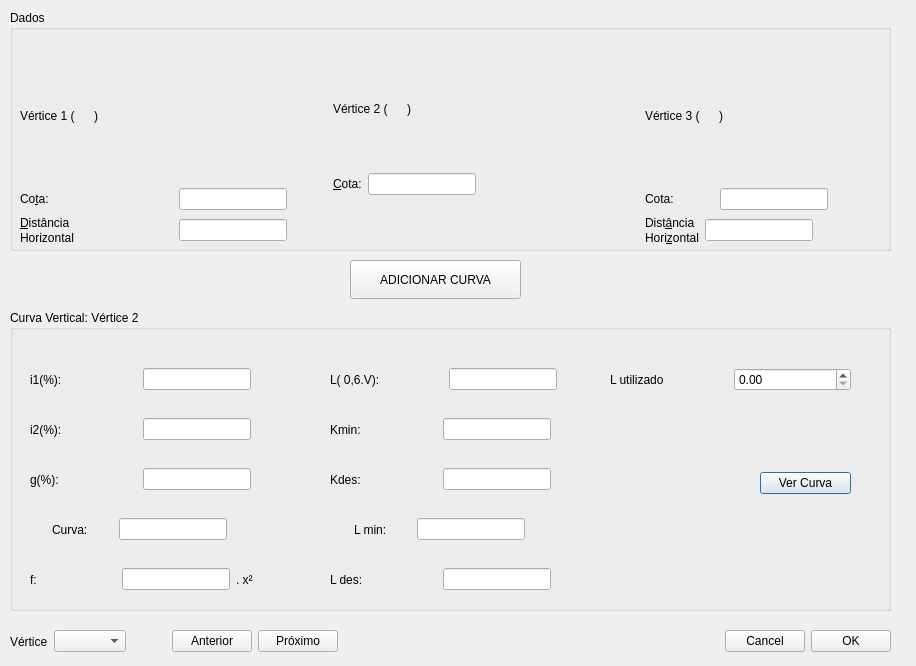
This is app/view/ui/Topo_dialog-cv.ui in matheusfillipe/Topografia as Qt 5 draws it before an edit. The edited form follows.
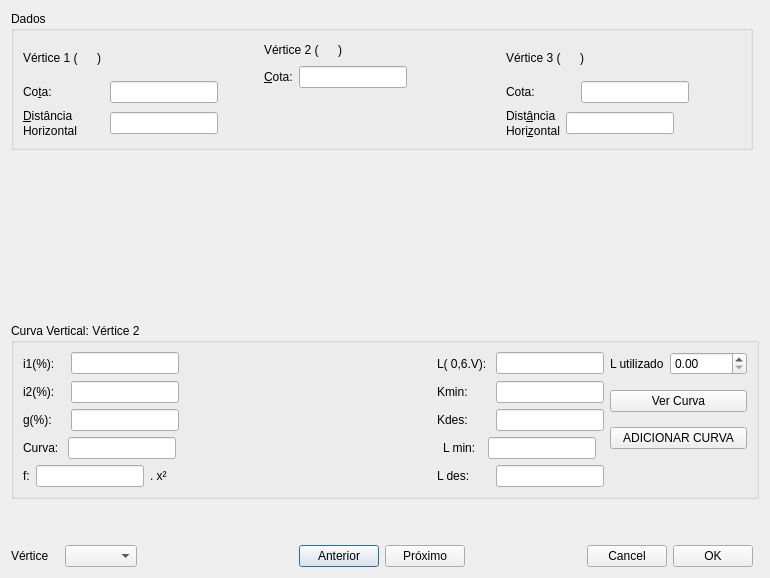
This is the edited form.

Patch:
```diff
--- a/app/view/ui/Topo_dialog-cv.ui
+++ b/app/view/ui/Topo_dialog-cv.ui
@@ -6,34 +6,109 @@
    <rect>
     <x>0</x>
     <y>0</y>
-    <width>916</width>
-    <height>666</height>
+    <width>770</width>
+    <height>578</height>
    </rect>
   </property>
   <property name="windowTitle">
    <string>Modificar Curva Vertical</string>
   </property>
+  <layout class="QGridLayout" name="gridLayout_3">
+   <item row="4" column="0">
+    <layout class="QHBoxLayout" name="horizontalLayout_7">
+     <item>
+      <layout class="QHBoxLayout" name="horizontalLayout_6">
+       <item>
+        <widget class="QLabel" name="label">
+         <property name="text">
+          <string>Vértice   </string>
+         </property>
+        </widget>
+       </item>
+       <item>
+        <widget class="QComboBox" name="verticeCb"/>
+       </item>
+       <item>
+        <spacer name="horizontalSpacer_10">
+         <property name="orientation">
+          <enum>Qt::Horizontal</enum>
+         </property>
+         <property name="sizeHint" stdset="0">
+          <size>
+           <width>40</width>
+           <height>20</height>
+          </size>
+         </property>
+        </spacer>
+       </item>
+       <item>
+        <spacer name="horizontalSpacer_4">
+         <property name="orientation">
+          <enum>Qt::Horizontal</enum>
+         </property>
+         <property name="sizeType">
+          <enum>QSizePolicy::Minimum</enum>
+         </property>
+         <property name="sizeHint" stdset="0">
+          <size>
+           <width>40</width>
+           <height>20</height>
+          </size>
+         </property>
+        </spacer>
+       </item>
+       <item>
+        <widget class="QPushButton" name="previousBtn">
+         <property name="text">
+          <string>Anterior</string>
+         </property>
+        </widget>
+       </item>
+       <item>
+        <widget class="QPushButton" name="nextBtn">
+         <property name="text">
+          <string>Próximo</string>
+         </property>
+        </widget>
+       </item>
+       <item>
+        <spacer name="horizontalSpacer_13">
+         <property name="orientation">
+          <enum>Qt::Horizontal</enum>
+         </property>
+         <property name="sizeHint" stdset="0">
+          <size>
+           <width>40</width>
+           <height>20</height>
+          </size>
+         </property>
+        </spacer>
+       </item>
+       <item>
+        <widget class="QPushButton" name="cancelBtn">
+         <property name="text">
+          <string>Cancel</string>
+         </property>
+        </widget>
+       </item>
+       <item>
+        <widget class="QPushButton" name="okBtn">
+         <property name="text">
+          <string>OK</string>
+         </property>
+        </widget>
+       </item>
+      </layout>
+     </item>
+    </layout>
+   </item>
+   <item row="0" column="0">
   <widget class="QGroupBox" name="groupBox">
-   <property name="geometry">
-    <rect>
-     <x>10</x>
-     <y>10</y>
-     <width>881</width>
-     <height>241</height>
-    </rect>
-   </property>
    <property name="title">
     <string>Dados</string>
    </property>
-   <widget class="QWidget" name="horizontalLayoutWidget">
-    <property name="geometry">
-     <rect>
-      <x>10</x>
-      <y>40</y>
-      <width>932</width>
-      <height>195</height>
-     </rect>
-    </property>
+     <layout class="QGridLayout" name="gridLayout">
+      <item row="0" column="0">
     <layout class="QHBoxLayout" name="horizontalLayout_10">
      <item>
       <layout class="QVBoxLayout" name="verticalLayout_5">
@@ -519,22 +594,17 @@
       </layout>
      </item>
     </layout>
-   </widget>
-  </widget>
+      </item>
+     </layout>
+    </widget>
+   </item>
+   <item row="2" column="0" colspan="2">
   <widget class="QGroupBox" name="groupBox_2">
    <property name="enabled">
     <bool>true</bool>
    </property>
-   <property name="geometry">
-    <rect>
-     <x>10</x>
-     <y>310</y>
-     <width>881</width>
-     <height>301</height>
-    </rect>
-   </property>
    <property name="sizePolicy">
-    <sizepolicy hsizetype="Maximum" vsizetype="Preferred">
+      <sizepolicy hsizetype="Preferred" vsizetype="Preferred">
      <horstretch>0</horstretch>
      <verstretch>0</verstretch>
     </sizepolicy>
@@ -542,53 +612,8 @@
    <property name="title">
     <string>Curva Vertical: Vértice 2</string>
    </property>
-   <widget class="QWidget" name="layoutWidget">
-    <property name="geometry">
-     <rect>
-      <x>20</x>
-      <y>100</y>
-      <width>221</width>
-      <height>39</height>
-     </rect>
-    </property>
-    <layout class="QHBoxLayout" name="horizontalLayout_2">
-     <item>
-      <widget class="QLabel" name="cotaLabel_4">
-       <property name="toolTip">
-        <string extracomment="Inclinação da rampa posterior"/>
-       </property>
-       <property name="text">
-        <string>i2(%): </string>
-       </property>
-      </widget>
-     </item>
-     <item>
-      <widget class="QLineEdit" name="uii2">
-       <property name="sizePolicy">
-        <sizepolicy hsizetype="Fixed" vsizetype="Fixed">
-         <horstretch>0</horstretch>
-         <verstretch>0</verstretch>
-        </sizepolicy>
-       </property>
-       <property name="toolTip">
-        <string extracomment="Inclinação da rampa posterior"/>
-       </property>
-       <property name="readOnly">
-        <bool>true</bool>
-       </property>
-      </widget>
-     </item>
-    </layout>
-   </widget>
-   <widget class="QWidget" name="layoutWidget">
-    <property name="geometry">
-     <rect>
-      <x>20</x>
-      <y>50</y>
-      <width>221</width>
-      <height>39</height>
-     </rect>
-    </property>
+     <layout class="QGridLayout" name="gridLayout_2">
+      <item row="0" column="0">
     <layout class="QHBoxLayout" name="horizontalLayout_3">
      <item>
       <widget class="QLabel" name="cotaLabel_3">
@@ -596,7 +621,7 @@
         <string extracomment="Inclinação da rampa anterior"/>
        </property>
        <property name="text">
-        <string>i1(%): </string>
+           <string>i1(%):   </string>
        </property>
       </widget>
      </item>
@@ -616,17 +641,22 @@
        </property>
       </widget>
      </item>
-    </layout>
-   </widget>
-   <widget class="QWidget" name="layoutWidget">
-    <property name="geometry">
-     <rect>
-      <x>320</x>
-      <y>50</y>
-      <width>227</width>
-      <height>39</height>
-     </rect>
-    </property>
+        <item>
+         <spacer name="horizontalSpacer_11">
+          <property name="orientation">
+           <enum>Qt::Horizontal</enum>
+          </property>
+          <property name="sizeHint" stdset="0">
+           <size>
+            <width>40</width>
+            <height>20</height>
+           </size>
+          </property>
+         </spacer>
+        </item>
+       </layout>
+      </item>
+      <item row="0" column="1">
     <layout class="QHBoxLayout" name="horizontalLayout_4">
      <item>
       <widget class="QLabel" name="cotaLabel_7">
@@ -646,21 +676,119 @@
       </widget>
      </item>
     </layout>
-   </widget>
-   <widget class="QWidget" name="layoutWidget">
-    <property name="geometry">
-     <rect>
-      <x>20</x>
-      <y>150</y>
-      <width>221</width>
-      <height>39</height>
-     </rect>
-    </property>
+      </item>
+      <item row="0" column="2">
+       <layout class="QHBoxLayout" name="horizontalLayout_31">
+        <item>
+         <widget class="QLabel" name="cotaLabel_23">
+          <property name="text">
+           <string>L utilizado</string>
+          </property>
+         </widget>
+        </item>
+        <item>
+         <widget class="QDoubleSpinBox" name="uiLutilizado">
+          <property name="maximum">
+           <double>99999.990000000005239</double>
+          </property>
+          <property name="singleStep">
+           <double>10.000000000000000</double>
+          </property>
+         </widget>
+        </item>
+       </layout>
+      </item>
+      <item row="1" column="0">
+       <layout class="QHBoxLayout" name="horizontalLayout_2">
+        <item>
+         <widget class="QLabel" name="cotaLabel_4">
+          <property name="toolTip">
+           <string extracomment="Inclinação da rampa posterior"/>
+          </property>
+          <property name="text">
+           <string>i2(%):   </string>
+          </property>
+         </widget>
+        </item>
+        <item>
+         <widget class="QLineEdit" name="uii2">
+          <property name="sizePolicy">
+           <sizepolicy hsizetype="Fixed" vsizetype="Fixed">
+            <horstretch>0</horstretch>
+            <verstretch>0</verstretch>
+           </sizepolicy>
+          </property>
+          <property name="toolTip">
+           <string extracomment="Inclinação da rampa posterior"/>
+          </property>
+          <property name="readOnly">
+           <bool>true</bool>
+          </property>
+         </widget>
+        </item>
+        <item>
+         <spacer name="horizontalSpacer_14">
+          <property name="orientation">
+           <enum>Qt::Horizontal</enum>
+          </property>
+          <property name="sizeHint" stdset="0">
+           <size>
+            <width>40</width>
+            <height>20</height>
+           </size>
+          </property>
+         </spacer>
+        </item>
+       </layout>
+      </item>
+      <item row="1" column="1">
+       <layout class="QHBoxLayout" name="horizontalLayout_28">
+        <item>
+         <widget class="QLabel" name="cotaLabel_20">
+          <property name="text">
+           <string>Kmin:</string>
+          </property>
+         </widget>
+        </item>
+        <item>
+         <widget class="QLineEdit" name="uiKmin">
+          <property name="sizePolicy">
+           <sizepolicy hsizetype="Fixed" vsizetype="Fixed">
+            <horstretch>0</horstretch>
+            <verstretch>0</verstretch>
+           </sizepolicy>
+          </property>
+          <property name="readOnly">
+           <bool>true</bool>
+          </property>
+         </widget>
+        </item>
+       </layout>
+      </item>
+      <item row="1" column="2" rowspan="3">
+       <layout class="QVBoxLayout" name="verticalLayout_2">
+        <item>
+         <widget class="QPushButton" name="viewCurveBtn">
+          <property name="text">
+           <string>Ver Curva</string>
+          </property>
+         </widget>
+        </item>
+        <item>
+         <widget class="QPushButton" name="addCurveBtn">
+          <property name="text">
+           <string>ADICIONAR CURVA</string>
+          </property>
+         </widget>
+        </item>
+       </layout>
+      </item>
+      <item row="2" column="0">
     <layout class="QHBoxLayout" name="horizontalLayout_5">
      <item>
       <widget class="QLabel" name="cotaLabel_2">
        <property name="text">
-        <string>g(%): </string>
+           <string>g(%):    </string>
        </property>
       </widget>
      </item>
@@ -677,17 +805,46 @@
        </property>
       </widget>
      </item>
-    </layout>
-   </widget>
-   <widget class="QWidget" name="layoutWidget_2">
-    <property name="geometry">
-     <rect>
-      <x>20</x>
-      <y>200</y>
-      <width>221</width>
-      <height>39</height>
-     </rect>
-    </property>
+        <item>
+         <spacer name="horizontalSpacer_15">
+          <property name="orientation">
+           <enum>Qt::Horizontal</enum>
+          </property>
+          <property name="sizeHint" stdset="0">
+           <size>
+            <width>40</width>
+            <height>20</height>
+           </size>
+          </property>
+         </spacer>
+        </item>
+       </layout>
+      </item>
+      <item row="2" column="1">
+       <layout class="QHBoxLayout" name="horizontalLayout_29">
+        <item>
+         <widget class="QLabel" name="cotaLabel_21">
+          <property name="text">
+           <string>Kdes:</string>
+          </property>
+         </widget>
+        </item>
+        <item>
+         <widget class="QLineEdit" name="uiKdes">
+          <property name="sizePolicy">
+           <sizepolicy hsizetype="Fixed" vsizetype="Fixed">
+            <horstretch>0</horstretch>
+            <verstretch>0</verstretch>
+           </sizepolicy>
+          </property>
+          <property name="readOnly">
+           <bool>true</bool>
+          </property>
+         </widget>
+        </item>
+       </layout>
+      </item>
+      <item row="3" column="0">
     <layout class="QHBoxLayout" name="horizontalLayout_11">
      <item>
       <widget class="QLabel" name="cotaLabel_9">
@@ -718,17 +875,55 @@
        </property>
       </widget>
      </item>
-    </layout>
-   </widget>
-   <widget class="QWidget" name="layoutWidget_3">
-    <property name="geometry">
-     <rect>
-      <x>20</x>
-      <y>250</y>
-      <width>291</width>
-      <height>39</height>
-     </rect>
-    </property>
+        <item>
+         <spacer name="horizontalSpacer_16">
+          <property name="orientation">
+           <enum>Qt::Horizontal</enum>
+          </property>
+          <property name="sizeHint" stdset="0">
+           <size>
+            <width>40</width>
+            <height>20</height>
+           </size>
+          </property>
+         </spacer>
+        </item>
+       </layout>
+      </item>
+      <item row="3" column="1">
+       <layout class="QHBoxLayout" name="horizontalLayout_30">
+        <item>
+         <widget class="QLabel" name="cotaLabel_22">
+          <property name="sizePolicy">
+           <sizepolicy hsizetype="Maximum" vsizetype="Preferred">
+            <horstretch>0</horstretch>
+            <verstretch>0</verstretch>
+           </sizepolicy>
+          </property>
+          <property name="text">
+           <string>L min:</string>
+          </property>
+         </widget>
+        </item>
+        <item>
+         <widget class="QLineEdit" name="uiLmin">
+          <property name="enabled">
+           <bool>true</bool>
+          </property>
+          <property name="sizePolicy">
+           <sizepolicy hsizetype="Fixed" vsizetype="Fixed">
+            <horstretch>0</horstretch>
+            <verstretch>0</verstretch>
+           </sizepolicy>
+          </property>
+          <property name="readOnly">
+           <bool>true</bool>
+          </property>
+         </widget>
+        </item>
+       </layout>
+      </item>
+      <item row="5" column="0" rowspan="2">
     <layout class="QHBoxLayout" name="horizontalLayout_18">
      <item>
       <widget class="QLabel" name="cotaLabel_10">
@@ -763,17 +958,22 @@
        </property>
       </widget>
      </item>
-    </layout>
-   </widget>
-   <widget class="QWidget" name="layoutWidget_4">
-    <property name="geometry">
-     <rect>
-      <x>320</x>
-      <y>250</y>
-      <width>221</width>
-      <height>39</height>
-     </rect>
-    </property>
+        <item>
+         <spacer name="horizontalSpacer_17">
+          <property name="orientation">
+           <enum>Qt::Horizontal</enum>
+          </property>
+          <property name="sizeHint" stdset="0">
+           <size>
+            <width>40</width>
+            <height>20</height>
+           </size>
+          </property>
+         </spacer>
+        </item>
+       </layout>
+      </item>
+      <item row="5" column="1" rowspan="2">
     <layout class="QHBoxLayout" name="horizontalLayout_27">
      <item>
       <widget class="QLabel" name="cotaLabel_19">
@@ -796,270 +996,47 @@
       </widget>
      </item>
     </layout>
-   </widget>
-   <widget class="QWidget" name="layoutWidget_5">
-    <property name="geometry">
-     <rect>
-      <x>320</x>
-      <y>100</y>
-      <width>221</width>
-      <height>39</height>
-     </rect>
-    </property>
-    <layout class="QHBoxLayout" name="horizontalLayout_28">
-     <item>
-      <widget class="QLabel" name="cotaLabel_20">
-       <property name="text">
-        <string>Kmin:</string>
-       </property>
-      </widget>
-     </item>
-     <item>
-      <widget class="QLineEdit" name="uiKmin">
-       <property name="sizePolicy">
-        <sizepolicy hsizetype="Fixed" vsizetype="Fixed">
-         <horstretch>0</horstretch>
-         <verstretch>0</verstretch>
-        </sizepolicy>
-       </property>
-       <property name="readOnly">
-        <bool>true</bool>
-       </property>
-      </widget>
-     </item>
-    </layout>
-   </widget>
-   <widget class="QWidget" name="layoutWidget_6">
-    <property name="geometry">
-     <rect>
-      <x>320</x>
-      <y>150</y>
-      <width>221</width>
-      <height>39</height>
-     </rect>
-    </property>
-    <layout class="QHBoxLayout" name="horizontalLayout_29">
-     <item>
-      <widget class="QLabel" name="cotaLabel_21">
-       <property name="text">
-        <string>Kdes:</string>
-       </property>
-      </widget>
-     </item>
-     <item>
-      <widget class="QLineEdit" name="uiKdes">
-       <property name="sizePolicy">
-        <sizepolicy hsizetype="Fixed" vsizetype="Fixed">
-         <horstretch>0</horstretch>
-         <verstretch>0</verstretch>
-        </sizepolicy>
-       </property>
-       <property name="readOnly">
-        <bool>true</bool>
-       </property>
-      </widget>
-     </item>
-    </layout>
-   </widget>
-   <widget class="QWidget" name="layoutWidget_7">
-    <property name="geometry">
-     <rect>
-      <x>320</x>
-      <y>200</y>
-      <width>221</width>
-      <height>39</height>
-     </rect>
-    </property>
-    <layout class="QHBoxLayout" name="horizontalLayout_30">
-     <item>
-      <widget class="QLabel" name="cotaLabel_22">
-       <property name="sizePolicy">
-        <sizepolicy hsizetype="Maximum" vsizetype="Preferred">
-         <horstretch>0</horstretch>
-         <verstretch>0</verstretch>
-        </sizepolicy>
-       </property>
-       <property name="text">
-        <string>L min:</string>
-       </property>
-      </widget>
-     </item>
-     <item>
-      <widget class="QLineEdit" name="uiLmin">
-       <property name="enabled">
-        <bool>true</bool>
-       </property>
-       <property name="sizePolicy">
-        <sizepolicy hsizetype="Fixed" vsizetype="Fixed">
-         <horstretch>0</horstretch>
-         <verstretch>0</verstretch>
-        </sizepolicy>
-       </property>
-       <property name="readOnly">
-        <bool>true</bool>
-       </property>
-      </widget>
-     </item>
-    </layout>
-   </widget>
-   <widget class="QWidget" name="layoutWidget_8">
-    <property name="geometry">
-     <rect>
-      <x>600</x>
-      <y>50</y>
-      <width>241</width>
-      <height>39</height>
-     </rect>
-    </property>
-    <layout class="QHBoxLayout" name="horizontalLayout_31">
-     <item>
-      <widget class="QLabel" name="cotaLabel_23">
-       <property name="text">
-        <string>L utilizado</string>
-       </property>
-      </widget>
-     </item>
-     <item>
-      <widget class="QDoubleSpinBox" name="uiLutilizado">
-       <property name="maximum">
-        <double>99999.990000000005239</double>
-       </property>
-       <property name="singleStep">
-        <double>10.000000000000000</double>
-       </property>
-      </widget>
-     </item>
-    </layout>
-   </widget>
-   <widget class="QWidget" name="layoutWidget">
-    <property name="geometry">
-     <rect>
-      <x>750</x>
-      <y>130</y>
-      <width>91</width>
-      <height>86</height>
-     </rect>
-    </property>
-    <layout class="QVBoxLayout" name="verticalLayout_2">
-     <item>
-      <widget class="QPushButton" name="viewCurveBtn">
-       <property name="text">
-        <string>Ver Curva</string>
-       </property>
-      </widget>
-     </item>
-    </layout>
-   </widget>
+      </item>
+      <item row="5" column="2">
    <widget class="QLabel" name="uiAlertaLb">
-    <property name="geometry">
-     <rect>
-      <x>580</x>
-      <y>250</y>
-      <width>251</width>
-      <height>23</height>
-     </rect>
-    </property>
     <property name="text">
      <string/>
     </property>
    </widget>
-  </widget>
-  <widget class="QPushButton" name="addCurveBtn">
-   <property name="geometry">
-    <rect>
-     <x>350</x>
-     <y>260</y>
-     <width>171</width>
-     <height>39</height>
-    </rect>
-   </property>
-   <property name="text">
-    <string>ADICIONAR CURVA</string>
-   </property>
-  </widget>
-  <widget class="QWidget" name="layoutWidget">
-   <property name="geometry">
-    <rect>
-     <x>10</x>
-     <y>620</y>
-     <width>881</width>
-     <height>43</height>
-    </rect>
-   </property>
-   <layout class="QHBoxLayout" name="horizontalLayout_7">
-    <item>
-     <layout class="QHBoxLayout" name="horizontalLayout_6">
-      <item>
-       <widget class="QLabel" name="label">
-        <property name="text">
-         <string>Vértice</string>
-        </property>
-       </widget>
-      </item>
-      <item>
-       <widget class="QComboBox" name="verticeCb"/>
-      </item>
-      <item>
-       <spacer name="horizontalSpacer_4">
+      </item>
+     </layout>
+    </widget>
+   </item>
+   <item row="3" column="0" colspan="2">
+    <spacer name="verticalSpacer_2">
         <property name="orientation">
-         <enum>Qt::Horizontal</enum>
+      <enum>Qt::Vertical</enum>
         </property>
         <property name="sizeType">
          <enum>QSizePolicy::Minimum</enum>
         </property>
         <property name="sizeHint" stdset="0">
          <size>
-          <width>40</width>
-          <height>20</height>
+       <width>20</width>
+       <height>40</height>
          </size>
         </property>
        </spacer>
       </item>
-      <item>
-       <widget class="QPushButton" name="previousBtn">
-        <property name="text">
-         <string>Anterior</string>
-        </property>
-       </widget>
-      </item>
-      <item>
-       <widget class="QPushButton" name="nextBtn">
-        <property name="text">
-         <string>Próximo</string>
-        </property>
-       </widget>
-      </item>
-      <item>
-       <spacer name="horizontalSpacer_13">
+   <item row="1" column="0">
+    <spacer name="verticalSpacer_3">
         <property name="orientation">
-         <enum>Qt::Horizontal</enum>
+      <enum>Qt::Vertical</enum>
         </property>
         <property name="sizeHint" stdset="0">
          <size>
-          <width>40</width>
-          <height>20</height>
+       <width>20</width>
+       <height>40</height>
          </size>
         </property>
        </spacer>
       </item>
-      <item>
-       <widget class="QPushButton" name="cancelBtn">
-        <property name="text">
-         <string>Cancel</string>
-        </property>
-       </widget>
-      </item>
-      <item>
-       <widget class="QPushButton" name="okBtn">
-        <property name="text">
-         <string>OK</string>
-        </property>
-       </widget>
-      </item>
-     </layout>
-    </item>
-   </layout>
-  </widget>
+  </layout>
  </widget>
  <tabstops>
   <tabstop>uicota</tabstop>
```
Left out of the diff: 1 changed line with no effect on the pictures. Lines whose indentation alone changed are shown as unchanged.
